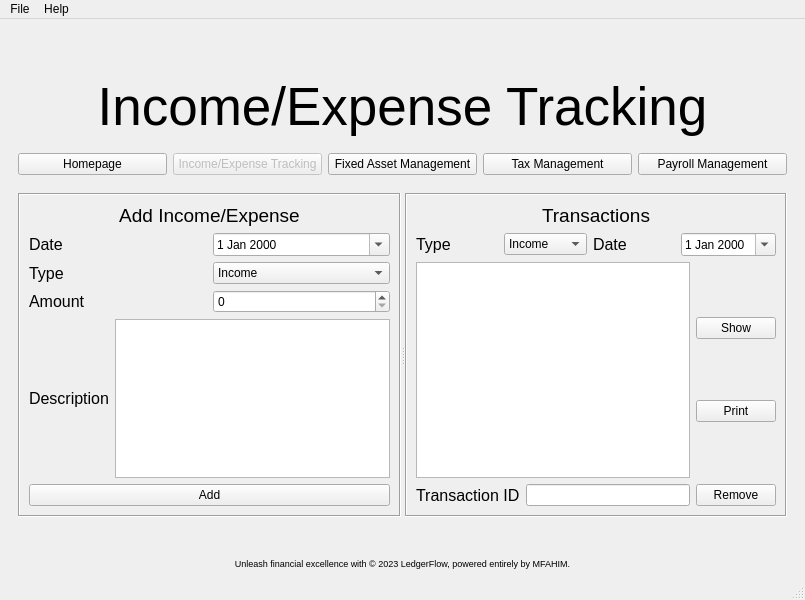
Before: the Qt Designer form LedgerFlow_UI.ui in mohammed-algh/LedgerFlow, drawn with Qt 5.
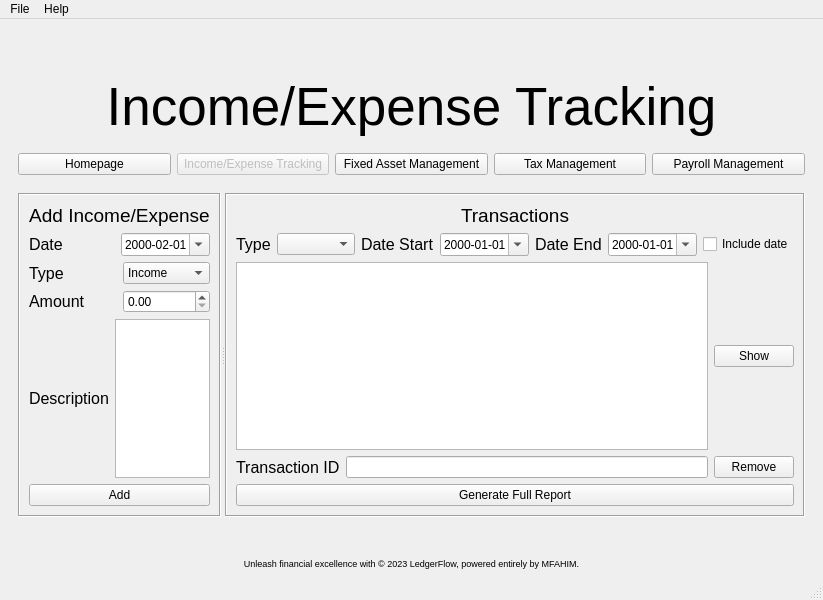
After: the same form once the commit is applied. The open tabs and pages were chosen to show the change.

Commit message: Full functionalities for Income & Expense Tracking

Patch:
```diff
--- a/LedgerFlow_UI.ui
+++ b/LedgerFlow_UI.ui
@@ -349,11 +349,24 @@
                 <item>
                  <widget class="QDateEdit" name="in_ex_date">
                   <property name="currentSection">
-                   <enum>QDateTimeEdit::MonthSection</enum>
+                   <enum>QDateTimeEdit::YearSection</enum>
+                  </property>
+                  <property name="displayFormat">
+                   <string>yyyy-MM-dd</string>
                   </property>
                   <property name="calendarPopup">
                    <bool>true</bool>
                   </property>
+                  <property name="currentSectionIndex">
+                   <number>0</number>
+                  </property>
+                  <property name="date">
+                   <date>
+                    <year>2000</year>
+                    <month>2</month>
+                    <day>1</day>
+                   </date>
+                  </property>
                  </widget>
                 </item>
                </layout>
@@ -409,9 +422,12 @@
                  </widget>
                 </item>
                 <item>
-                 <widget class="QSpinBox" name="in_ex_amount">
+                 <widget class="QDoubleSpinBox" name="in_ex_amount">
+                  <property name="accelerated">
+                   <bool>true</bool>
+                  </property>
                   <property name="maximum">
-                   <number>999999999</number>
+                   <double>999999999.990000009536743</double>
                   </property>
                   <property name="singleStep">
                    <number>10</number>
@@ -493,6 +509,19 @@
                 </item>
                 <item>
                  <widget class="QComboBox" name="in_ex_type2">
+                  <property name="currentText">
+                   <string notr="true"/>
+                  </property>
+                  <item>
+                   <property name="text">
+                    <string/>
+                   </property>
+                  </item>
+                  <item>
+                   <property name="text">
+                    <string>All</string>
+                   </property>
+                  </item>
                   <item>
                    <property name="text">
                     <string>Income</string>
@@ -513,7 +542,7 @@
                    </font>
                   </property>
                   <property name="text">
-                   <string>Date</string>
+                   <string>Date Start</string>
                   </property>
                   <property name="alignment">
                    <set>Qt::AlignLeading|Qt::AlignLeft|Qt::AlignVCenter</set>
@@ -525,17 +554,56 @@
                   <property name="currentSection">
                    <enum>QDateTimeEdit::MonthSection</enum>
                   </property>
+                  <property name="displayFormat">
+                   <string>yyyy-MM-dd</string>
+                  </property>
                   <property name="calendarPopup">
                    <bool>true</bool>
                   </property>
                  </widget>
                 </item>
+                <item>
+                 <widget class="QLabel" name="label_27">
+                  <property name="font">
+                   <font>
+                    <pointsize>12</pointsize>
+                   </font>
+                  </property>
+                  <property name="text">
+                   <string>Date End</string>
+                  </property>
+                 </widget>
+                </item>
+                <item>
+                 <widget class="QDateEdit" name="in_ex_date_end">
+                  <property name="displayFormat">
+                   <string>yyyy-MM-dd</string>
+                  </property>
+                  <property name="calendarPopup">
+                   <bool>true</bool>
+                  </property>
+                 </widget>
+                </item>
+                <item>
+                 <widget class="QCheckBox" name="checkBox">
+                  <property name="text">
+                   <string>Include date</string>
+                  </property>
+                 </widget>
+                </item>
                </layout>
               </item>
               <item>
                <layout class="QHBoxLayout" name="horizontalLayout">
                 <item>
-                 <widget class="QTableView" name="Transactions_tableView"/>
+                 <widget class="QTableView" name="Transactions_tableView">
+                  <attribute name="verticalHeaderVisible">
+                   <bool>false</bool>
+                  </attribute>
+                  <attribute name="verticalHeaderHighlightSections">
+                   <bool>true</bool>
+                  </attribute>
+                 </widget>
                 </item>
                 <item>
                  <layout class="QVBoxLayout" name="verticalLayout">
@@ -546,13 +614,6 @@
                     </property>
                    </widget>
                   </item>
-                  <item>
-                   <widget class="QPushButton" name="print_trans_Button">
-                    <property name="text">
-                     <string>Print</string>
-                    </property>
-                   </widget>
-                  </item>
                  </layout>
                 </item>
                </layout>
@@ -586,6 +647,13 @@
                 </item>
                </layout>
               </item>
+              <item>
+               <widget class="QPushButton" name="print_trans_Button">
+                <property name="text">
+                 <string>Generate Full Report</string>
+                </property>
+               </widget>
+              </item>
              </layout>
             </widget>
            </widget>
```
Left out of the diff: 14 changed lines with no effect on the pictures. The commit also changes 5 other files.
